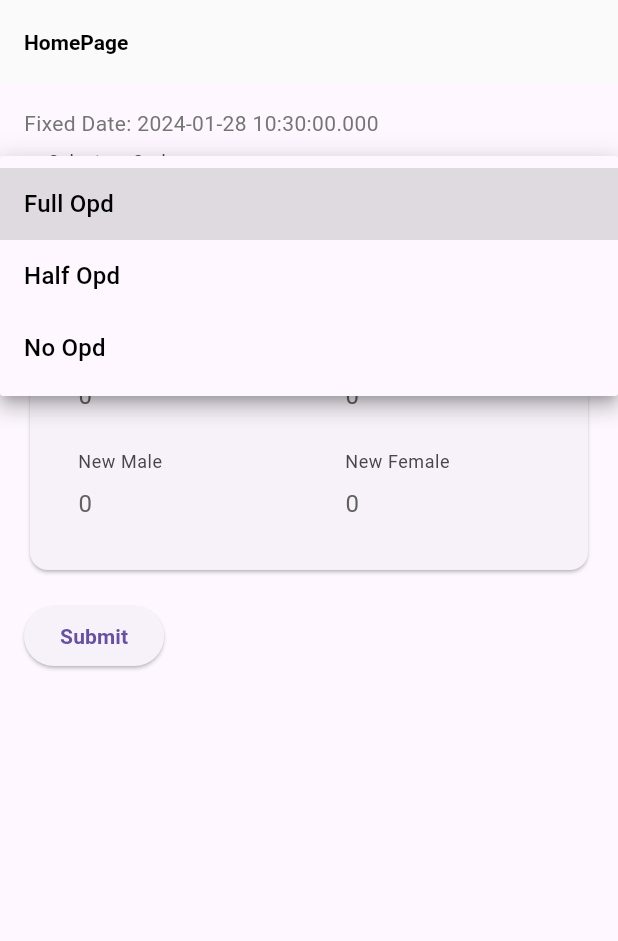
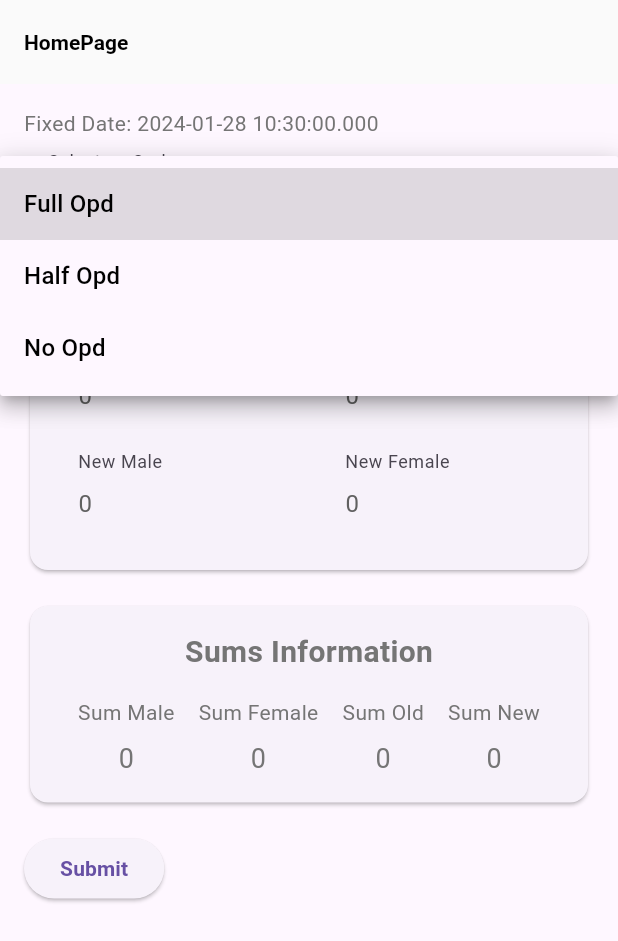
Before and after one commit to shyam1s15/medical_records, a Flutter app: the screen it shows after launch, after a tap on "Full Opd", on a phone screen of 412 x 824 dp. Shown: the top 941 px of the screen. Run offline on Flutter 3.47's test engine with Material 3 defaults, Android fonts, the phone set to English and light mode, and no system bars; our stand-ins replace get, get_storage, url_strategy.

Commit message:
so pretty controller and it's sum logic is also awesome

```diff
--- a/lib/controllers/home/home_controller.dart
+++ b/lib/controllers/home/home_controller.dart
@@ -1,5 +1,63 @@
+import 'package:flutter/material.dart';
 import 'package:get/get.dart';
 
 class HomeController extends GetxController with StateMixin {
+  // Text controllers for input boxes
+  late List<TextEditingController> inputControllers;
+  Set<int> oldSumSeq = {0, 1, 4, 5, 8, 9};
+  Set<int> newSumSeq = {2, 3, 6, 7, 10, 11};
+  Set<int> maleSumSeq = {0, 2, 4, 6, 8, 10};
+  Set<int> femaleSumSeq = {1, 3, 5, 7, 9, 11};
 
+  RxInt sumMale = RxInt(0);
+  RxInt sumFemale = RxInt(0);
+  RxInt sumOld = RxInt(0);
+  RxInt sumNew = RxInt(0);
+
+  @override
+  void onInit() {
+    // TODO: implement onInit
+    super.onInit();
+    inputControllers = List.generate(12, (index) {
+      var controller = TextEditingController();
+      controller.text = '0'; // Set default value '0'
+      controller.addListener(() {
+        updateSum(controller); // Update the sum for the specific controller
+      });
+      return controller;
+    });
+  }
+
+  void updateSum(TextEditingController controller) {
+    sumMale.value = 0;
+    sumFemale.value = 0;
+    sumNew.value = 0;
+    sumOld.value = 0;
+
+    for (int i = 0; i < 12; i++) {
+      if (maleSumSeq.contains(i)) {
+        sumMale.value += int.tryParse(inputControllers[i].text) ?? 0;
+      }
+      if (femaleSumSeq.contains(i)) {
+        sumFemale.value += int.tryParse(inputControllers[i].text) ?? 0;
+      }
+      if (oldSumSeq.contains(i)) {
+        sumOld.value += int.tryParse(inputControllers[i].text) ?? 0;
+      }
+      if (newSumSeq.contains(i)) {
+        sumNew.value += int.tryParse(inputControllers[i].text) ?? 0;
+      }
+    }
+  }
+
+  @override
+  void onClose() {
+    // TODO: implement onClose
+    inputControllers.forEach((controller) {
+      controller
+          .removeListener(() => updateSum(controller)); // Remove the listener
+      controller.dispose();
+    });
+    super.onClose();
+  }
 }
--- a/lib/views/home/home_page.dart
+++ b/lib/views/home/home_page.dart
@@ -19,29 +19,14 @@ class MyForm extends StatefulWidget {
 }
 
 class _MyFormState extends State<MyForm> {
+  HomeController controller = Get.find();
+
   // Date fixed from code
   DateTime fixedDate = DateTime.now();
 
   // Drop-down options
   List<String> dropdownOptions = ['Full Opd', 'Half Opd', 'No Opd'];
   String selectedOption = 'Full Opd';
-
-  // Text controllers for input boxes
-  TextEditingController input1Controller = TextEditingController();
-  TextEditingController input2Controller = TextEditingController();
-  TextEditingController input3Controller = TextEditingController();
-  TextEditingController input4Controller = TextEditingController();
-
-  @override
-  void initState() {
-    // TODO: implement initState
-    super.initState();
-
-    input1Controller.text = '0';
-    input2Controller.text = '0';
-    input3Controller.text = '0';
-    input4Controller.text = '0';
-  }
 
   @override
   Widget build(BuildContext context) {
@@ -84,7 +69,7 @@ class _MyFormState extends State<MyForm> {
                         Expanded(
                           child: TextFormField(
                             keyboardType: TextInputType.number,
-                            controller: input1Controller,
+                            controller: controller.inputControllers[0],
                             decoration: InputDecoration(
                               labelText: 'Old Male',
                             ),
@@ -94,7 +79,7 @@ class _MyFormState extends State<MyForm> {
                         Expanded(
                           child: TextFormField(
                             keyboardType: TextInputType.number,
-                            controller: input2Controller,
+                            controller: controller.inputControllers[1],
                             decoration: InputDecoration(
                               labelText: 'Old Female',
                             ),
@@ -108,7 +93,7 @@ class _MyFormState extends State<MyForm> {
                         Expanded(
                           child: TextFormField(
                             keyboardType: TextInputType.number,
-                            controller: input3Controller,
+                            controller: controller.inputControllers[2],
                             decoration: InputDecoration(
                               labelText: 'New Male',
                             ),
@@ -118,11 +103,85 @@ class _MyFormState extends State<MyForm> {
                         Expanded(
                           child: TextFormField(
                             keyboardType: TextInputType.number,
-                            controller: input4Controller,
+                            controller: controller.inputControllers[3],
                             decoration: InputDecoration(
                               labelText: 'New Female',
                             ),
                           ),
+                        ),
+                      ],
+                    ),
+                  ],
+                ),
+              ),
+            ),
+            SizedBox(height: 16.0),
+            Card(
+              child: Padding(
+                padding: const EdgeInsets.all(16.0),
+                child: Column(
+                  crossAxisAlignment: CrossAxisAlignment.center,
+                  children: [
+                    Text(
+                      'Sums Information',
+                      style:
+                          TextStyle(fontSize: 20, fontWeight: FontWeight.bold),
+                    ),
+                    SizedBox(height: 16.0),
+                    Row(
+                      mainAxisAlignment: MainAxisAlignment.spaceEvenly,
+                      children: [
+                        Column(
+                          children: [
+                            Text(
+                              'Sum Male',
+                              textAlign: TextAlign.center,
+                            ),
+                            SizedBox(height: 8.0),
+                            Obx(() => Text(
+                                  '${controller.sumMale}',
+                                  style: TextStyle(fontSize: 18),
+                                )),
+                          ],
+                        ),
+                        Column(
+                          children: [
+                            Text(
+                              'Sum Female',
+                              textAlign: TextAlign.center,
+                            ),
+                            SizedBox(height: 8.0),
+                            Obx(() => Text(
+                                  '${controller.sumFemale}',
+                                  style: TextStyle(fontSize: 18),
+                                )),
+                          ],
+                        ),
+                        Column(
+                          children: [
+                            Text(
+                              'Sum Old',
+                              textAlign: TextAlign.center,
+                            ),
+                            SizedBox(height: 8.0),
+                            Obx(() => Text(
+                                  '${controller.sumOld}',
+                                  style: TextStyle(fontSize: 18),
+                                )),
+                          ],
+                        ),
+                        Column(
+                          children: [
+                            Text(
+                              'Sum New',
+                              textAlign: TextAlign.center,
+                            ),
+                            SizedBox(height: 8.0),
+                            Obx(() => Text(
+                                  '${controller.sumNew}',
+                                  style: TextStyle(fontSize: 18),
+                                )),
+                          ],
                         ),
                       ],
                     ),
```
